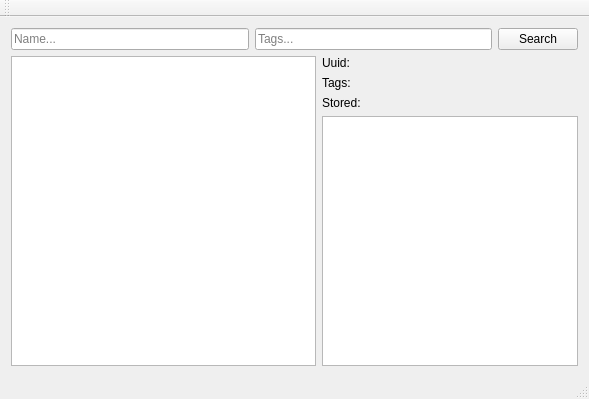
Qt form Director/mainwindow.ui (Iolana/common) before a commit.
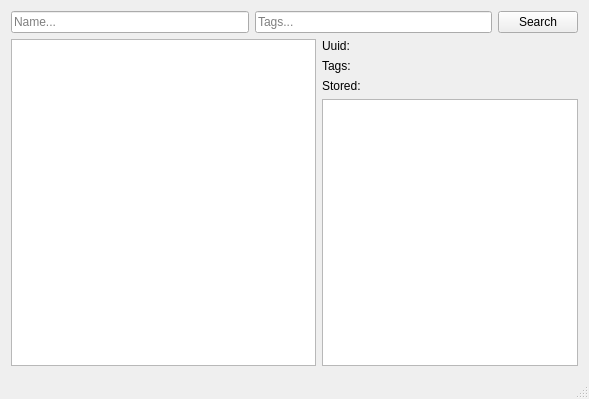
The same form after that commit.

```diff
--- a/Director/mainwindow.ui
+++ b/Director/mainwindow.ui
@@ -191,14 +191,6 @@
     </rect>
    </property>
   </widget>
-  <widget class="QToolBar" name="mainToolBar">
-   <attribute name="toolBarArea">
-    <enum>TopToolBarArea</enum>
-   </attribute>
-   <attribute name="toolBarBreak">
-    <bool>false</bool>
-   </attribute>
-  </widget>
   <widget class="QStatusBar" name="statusBar"/>
  </widget>
  <layoutdefault spacing="6" margin="11"/>
```
